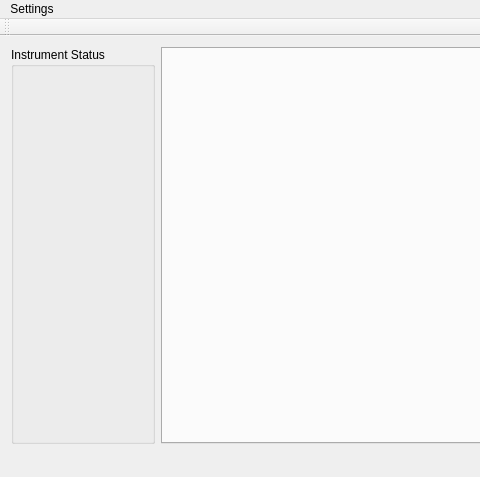
kncrabtree/nicerohms, file mainwindow.ui: the form before one commit; both pictures show x 0 to 480 and y 0 to 477 of the 748 by 477 pixel window.
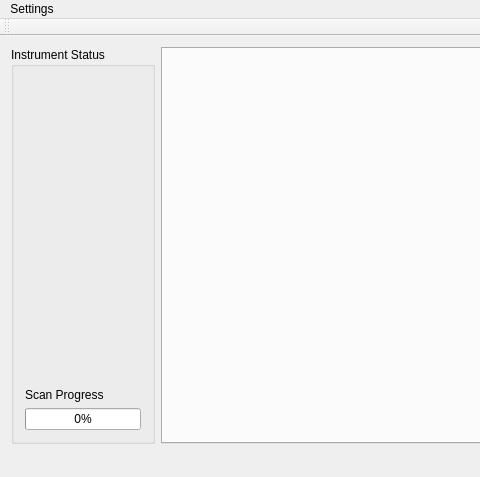
The form after the commit. Custom widgets are drawn as their Qt base class.

The edit to the form file:
```diff
--- a/mainwindow.ui
+++ b/mainwindow.ui
@@ -20,6 +20,35 @@
       <property name="title">
        <string>Instrument Status</string>
       </property>
+      <layout class="QVBoxLayout" name="verticalLayout_3">
+       <item>
+        <spacer name="verticalSpacer">
+         <property name="orientation">
+          <enum>Qt::Vertical</enum>
+         </property>
+         <property name="sizeHint" stdset="0">
+          <size>
+           <width>20</width>
+           <height>309</height>
+          </size>
+         </property>
+        </spacer>
+       </item>
+       <item>
+        <widget class="QLabel" name="label">
+         <property name="text">
+          <string>Scan Progress</string>
+         </property>
+        </widget>
+       </item>
+       <item>
+        <widget class="QProgressBar" name="scanProgressBar">
+         <property name="value">
+          <number>0</number>
+         </property>
+        </widget>
+       </item>
+      </layout>
      </widget>
     </item>
     <item>
```
